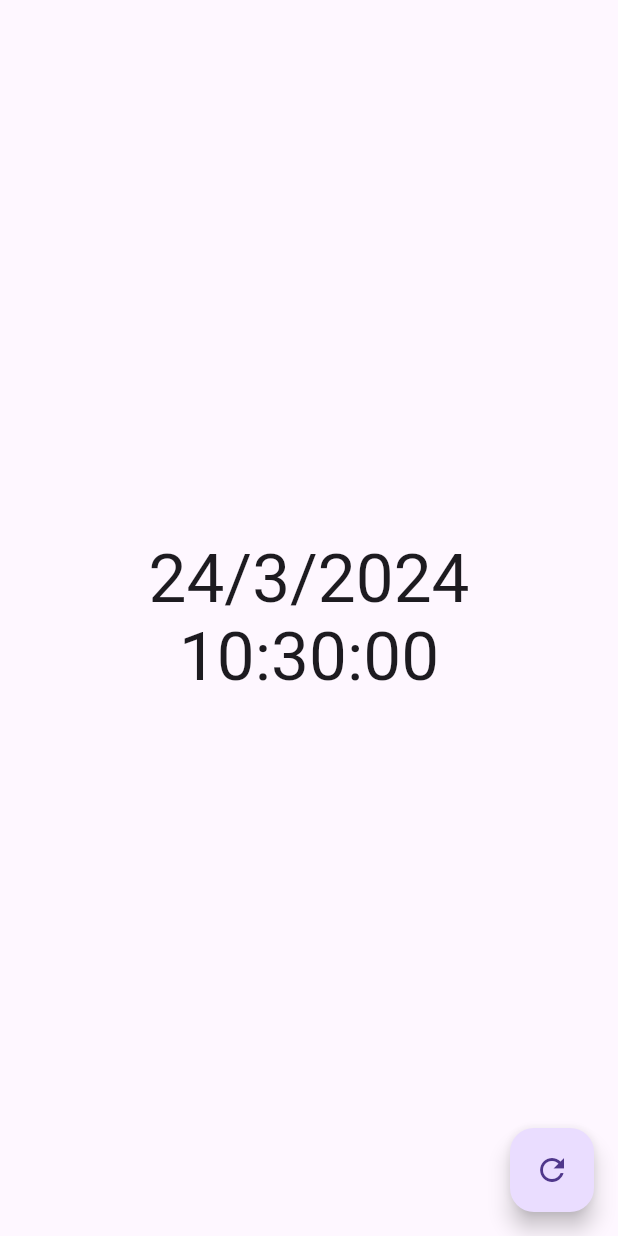
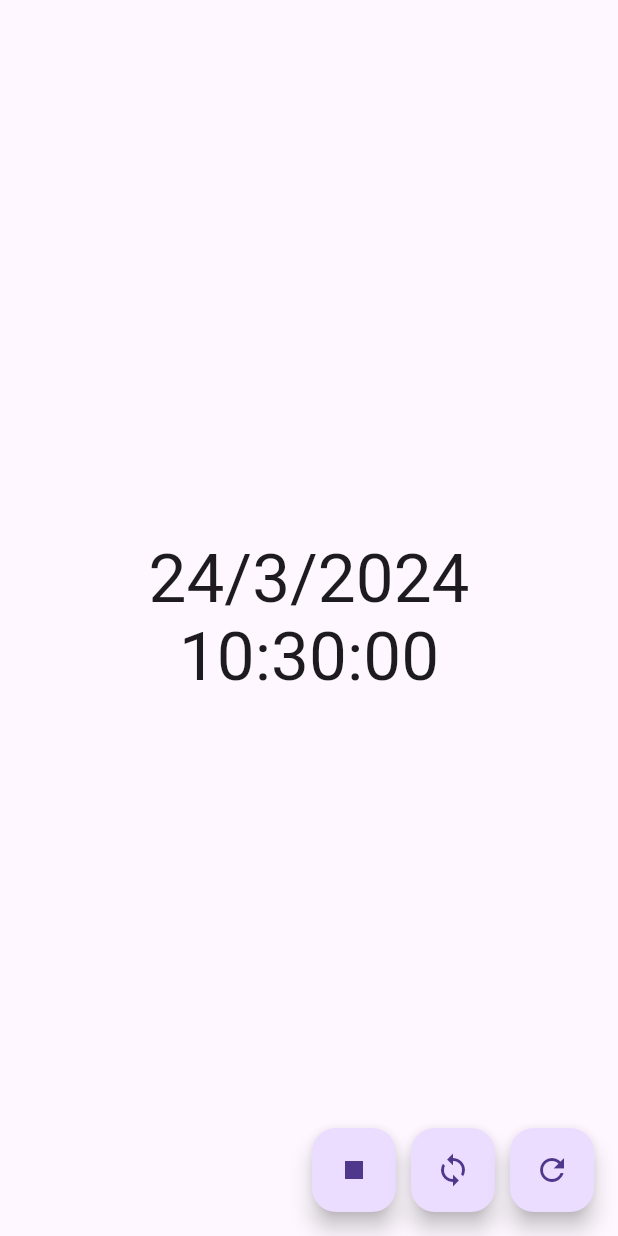
Before and after one commit to HoangNH19603/bloc, a Flutter app: the screen it shows after launch, on a phone screen of 412 x 824 dp. Run offline on Flutter 3.47's test engine with Material 3 defaults, Android fonts, the phone set to English and light mode, and no system bars; our stand-ins replace bloc, flutter_bloc.

Commit message:
update code

```diff
--- a/bloc_app_2/lib/timer/cubit/timer_cubit.dart
+++ b/bloc_app_2/lib/timer/cubit/timer_cubit.dart
@@ -4,6 +4,8 @@ class TimerCubit extends Cubit<DateTime> {
   TimerCubit() : super(DateTime.now());
 
   void getTime() => emit(DateTime.now());
+
+  Stream<void> timeTicker() => Stream.periodic(const Duration(seconds: 1), (_) => getTime());
 
   @override
   void onChange(Change<DateTime> change) {
--- a/bloc_app_2/lib/timer/view/timer_view.dart
+++ b/bloc_app_2/lib/timer/view/timer_view.dart
@@ -21,9 +21,26 @@ class TimerView extends StatelessWidget {
           },
         ),
       ),
-      floatingActionButton: FloatingActionButton(
-        child: const Icon(Icons.refresh),
-        onPressed: () => context.read<TimerCubit>().getTime(),
+      floatingActionButton: Row(
+        mainAxisAlignment: MainAxisAlignment.end,
+        crossAxisAlignment: CrossAxisAlignment.end,
+        children: [
+          FloatingActionButton(
+            child: const Icon(Icons.stop),
+            onPressed: () => context.read<TimerCubit>().close(),
+          ),
+          Padding(
+            padding: const EdgeInsets.symmetric(horizontal: 10),
+            child: FloatingActionButton(
+              child: const Icon(Icons.sync),
+              onPressed: () => context.read<TimerCubit>().timeTicker(),
+            ),
+          ),
+          FloatingActionButton(
+            child: const Icon(Icons.refresh),
+            onPressed: () => context.read<TimerCubit>().getTime(),
+          ),
+        ],
       )
     );
   }
```
